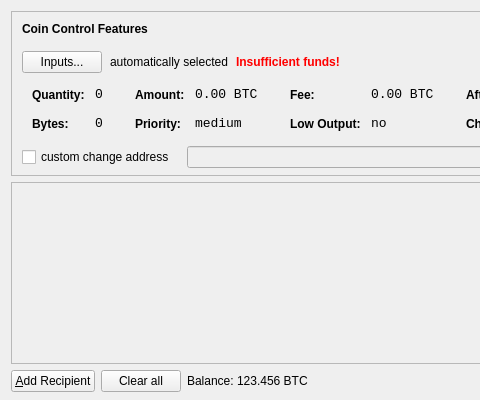
Before: the Qt Designer form src/qt/forms/sendcoinsdialog.ui in PaycoinFoundation/paycoin, drawn with Qt 5; both pictures show x 0 to 480 and y 0 to 400 of the 850 by 400 pixel window.
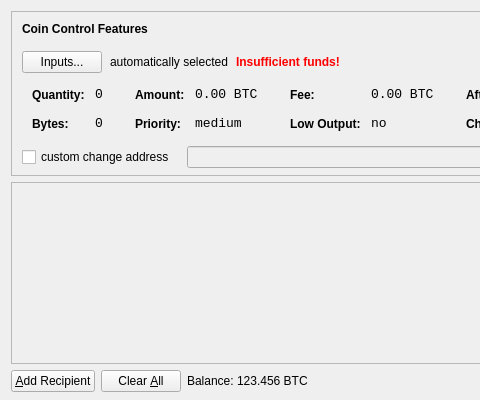
After: the same form once the commit is applied. Icons and pictures are not drawn.

Commit message: add Alt-Shortcut for "Clear All" in sendcoinsdialog.ui

Diff of the .ui file:
```diff
--- a/src/qt/forms/sendcoinsdialog.ui
+++ b/src/qt/forms/sendcoinsdialog.ui
@@ -685,7 +685,7 @@
         <string>Remove all transaction fields</string>
        </property>
        <property name="text">
-        <string>Clear all</string>
+        <string>Clear &amp;All</string>
        </property>
        <property name="icon">
         <iconset resource="../bitcoin.qrc">
```
